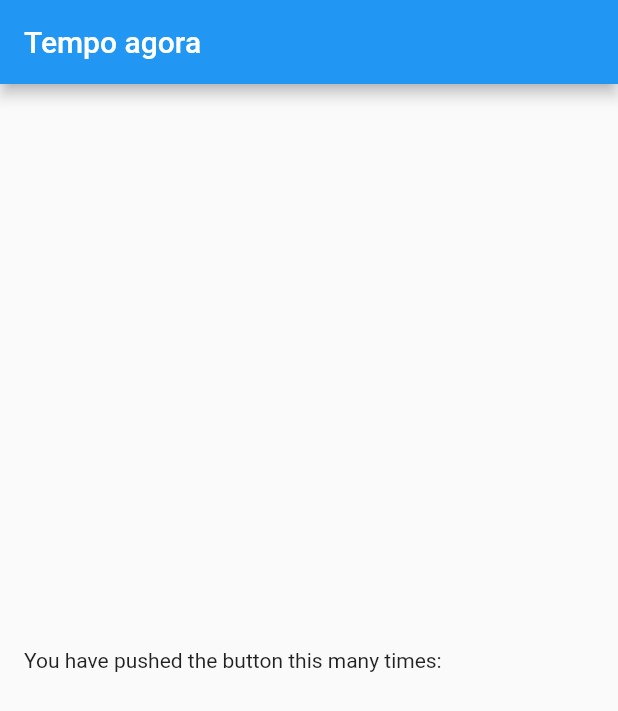
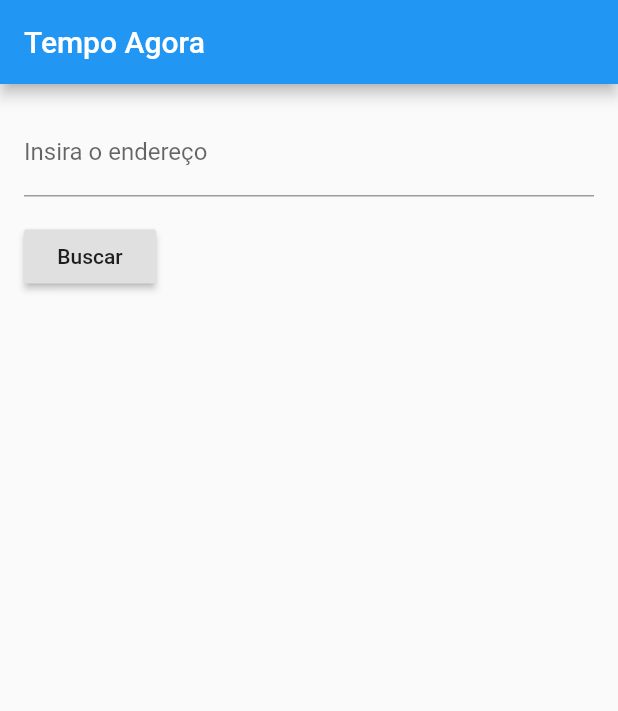
Before and after one commit to IMED-Flutter/TempoAgora, a Flutter app: the screen it shows after launch, on a phone screen of 412 x 824 dp. Shown: the top 711 px of the screen. Run offline on Flutter 3.47's test engine with Material 2 defaults, Android fonts, the phone set to English and light mode, and no system bars; our stand-ins replace dio.

Commit message:
primeiros códigos

```diff
--- a/lib/main.dart
+++ b/lib/main.dart
@@ -26,23 +26,51 @@ class MyHomePage extends StatefulWidget {
 
 class _MyHomePageState extends State<MyHomePage> {
 
+  final _formKey = GlobalKey<FormState>();
+  final TextEditingController _name = TextEditingController();
+
   @override
   Widget build(BuildContext context) {
     return Scaffold(
       appBar: AppBar(
-        title: Text("Tempo agora"),
+        title: Text("Tempo Agora"),
       ),
       body: Padding(
         padding: EdgeInsets.all(16),
-        child: Column(
-          mainAxisAlignment: MainAxisAlignment.center,
-          children: <Widget>[
-            Text(
-              'You have pushed the button this many times:',
-            ),
-          ],
+        child: Form(
+          key: _formKey,
+          child: Column(
+            crossAxisAlignment: CrossAxisAlignment.start,
+            children: <Widget>[
+              TextFormField(
+                decoration: InputDecoration(
+                    hintText: "Insira o endereço",
+                    labelText: "Insira o endereço"
+                ),
+                controller: _name,
+                validator: (value) {
+                  if (value.isEmpty) {
+                    return 'Insira o nome da pessoa';
+                  }
+                  return null;
+                },
+              ),
+              Padding(
+                padding: EdgeInsets.symmetric(vertical: 16.0),
+                child: RaisedButton(
+                  onPressed: () {
+                    if (_formKey.currentState.validate()) {
+
+                    }
+                  },
+                  child: Text('Buscar'),
+                ),
+              ),
+            ],
+          ),
         ),
       ),
     );
   }
+
 }
```
Also changed, not shown: lib/endpoints.dart (added, +15 -0 lines), lib/responseService.dart (added, +24 -0 lines).
